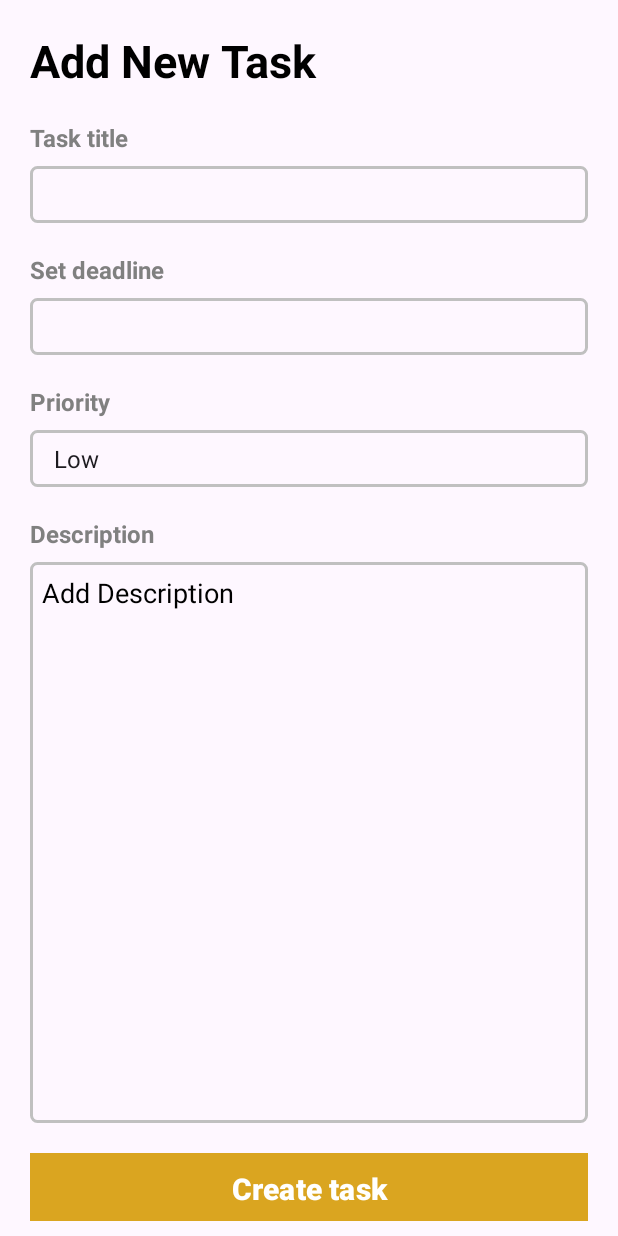
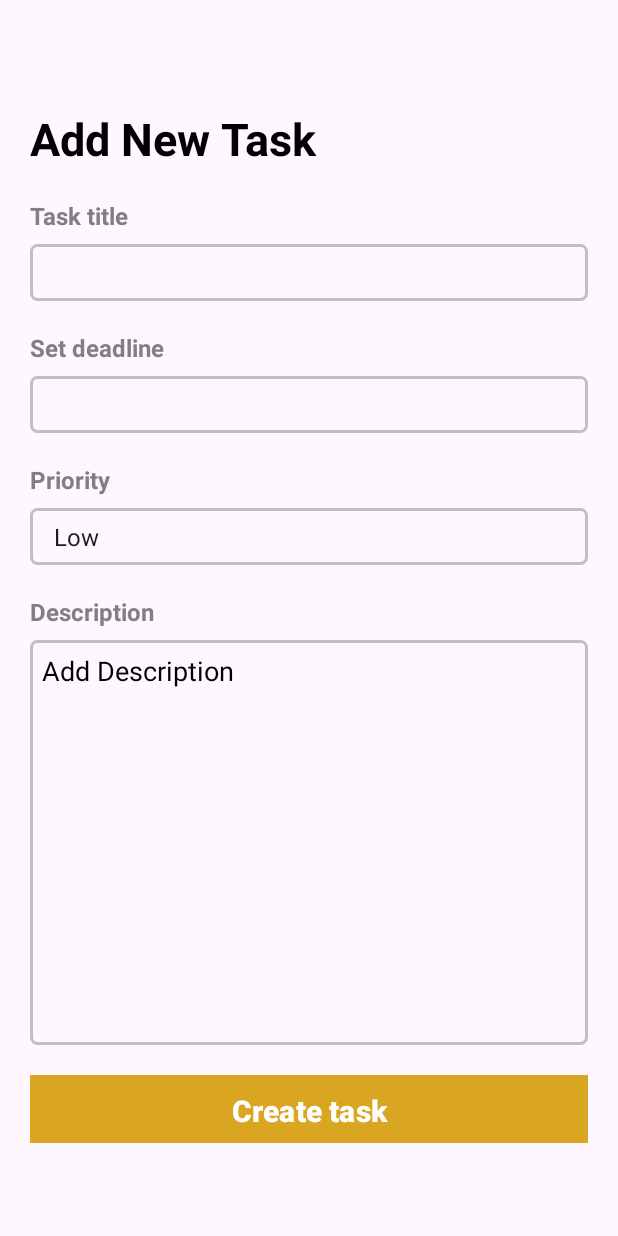
Before and after one commit to LordGum/P0010_ToDoApp, an Android app: the fragment AddToDoItemFragment placed in its activity, on a phone screen of 412 x 824 dp. Run offline under Robolectric (Android 15) with nearby library versions, the phone set to English and light mode, and no system bars; 6 statements that could not run were skipped.

Commit message:
add scrollView + solve problem with turn

```diff
--- a/app/src/main/res/layout-land/activity_main.xml
+++ b/app/src/main/res/layout-land/activity_main.xml
@@ -7,9 +7,10 @@
     tools:context=".presentation.main_activity.MainActivity">
 
     <androidx.recyclerview.widget.RecyclerView
-        android:id="@+id/rw"
+        android:id="@+id/rv"
         android:layout_width="0dp"
         android:layout_height="match_parent"
+        app:layoutManager="androidx.recyclerview.widget.LinearLayoutManager"
         app:layout_constraintBottom_toBottomOf="parent"
         app:layout_constraintEnd_toEndOf="@id/guideline_middle"
         app:layout_constraintStart_toStartOf="parent"
@@ -43,7 +44,7 @@
         android:layout_height="match_parent"
         app:layout_constraintBottom_toBottomOf="parent"
         app:layout_constraintEnd_toEndOf="parent"
-        app:layout_constraintStart_toEndOf="@+id/rw"
+        app:layout_constraintStart_toEndOf="@+id/rv"
         app:layout_constraintTop_toTopOf="parent" />
 
 </androidx.constraintlayout.widget.ConstraintLayout>
--- a/app/src/main/res/layout/activity_main.xml
+++ b/app/src/main/res/layout/activity_main.xml
@@ -5,6 +5,7 @@
     android:layout_width="match_parent"
     android:layout_height="match_parent"
     tools:context=".presentation.main_activity.MainActivity">
+
 
     <androidx.recyclerview.widget.RecyclerView
         android:id="@+id/rv"
--- a/app/src/main/res/layout/fragment_add_to_do_item.xml
+++ b/app/src/main/res/layout/fragment_add_to_do_item.xml
@@ -3,9 +3,23 @@
     xmlns:tools="http://schemas.android.com/tools"
     android:layout_width="match_parent"
     android:layout_height="match_parent"
+    android:fitsSystemWindows="true"
     xmlns:app="http://schemas.android.com/apk/res-auto"
     tools:context=".presentation.add_item_package.AddToDoItemFragment">
 
+    <ScrollView
+        android:layout_width="match_parent"
+        android:layout_height="match_parent"
+        android:fillViewport="true"
+        app:layout_constraintTop_toTopOf="parent"
+        app:layout_constraintBottom_toBottomOf="parent">
+        <LinearLayout
+            android:layout_width="match_parent"
+            android:layout_height="match_parent"
+            android:gravity="center"
+            app:layout_constraintTop_toTopOf="parent"
+            app:layout_constraintBottom_toBottomOf="parent"
+            android:orientation="vertical">
                 <TextView
                     android:id="@+id/main_title"
                     android:layout_width="match_parent"
@@ -23,7 +37,6 @@
                     android:textSize="30sp"
                     android:textStyle="bold"
                     android:textColor="@color/black"/>
-
                 <TextView
                     android:id="@+id/name_task"
 
@@ -32,7 +45,6 @@
 
                     android:text="@string/name_task"
                     style="@style/style_title" />
-
                 <EditText
                     android:id="@+id/et_task"
 
@@ -41,7 +53,6 @@
 
                     style="@style/style_context"
                     android:background="@drawable/style_edit_text"/>
-
                 <TextView
                     android:id="@+id/date_deadline"
 
@@ -50,7 +61,6 @@
 
                     android:text="@string/date_deadline_title"
                     style="@style/style_title"/>
-
                 <EditText
                     android:id="@+id/et_deadline"
 
@@ -59,7 +69,6 @@
 
                     style="@style/style_context"
                     android:background="@drawable/style_edit_text"/>
-
                 <TextView
                     android:id="@+id/name_priority"
 
@@ -68,7 +77,6 @@
 
                     android:text="@string/priority_title"
                     style="@style/style_title"/>
-
                 <Spinner
                     android:id="@+id/spinner_priority"
 
@@ -80,7 +88,6 @@
                     android:background="@drawable/style_edit_text"
 
                     android:entries="@array/types_of_priority"/>
-
                 <TextView
                     android:id="@+id/description_title"
 
@@ -89,11 +96,10 @@
 
                     android:text="@string/description_title"
                     style="@style/style_title"/>
-
                 <EditText
                     android:id="@+id/et_description"
                     android:layout_width="match_parent"
-        android:layout_height="0dp"
+                    android:layout_height="270dp"
 
                     app:layout_constraintTop_toBottomOf="@id/description_title"
                     app:layout_constraintStart_toStartOf="parent"
@@ -110,7 +116,6 @@
                     android:hint="@string/add_description"
                     android:gravity="start"
                     android:textColorHint="@color/black"/>
-
                 <Button
                     android:id="@+id/save_button"
                     android:layout_width="match_parent"
@@ -134,6 +139,7 @@
                     android:textSize="20sp"
 
                     android:clickable="true"/>
-
+        </LinearLayout>
+    </ScrollView>
 
 </androidx.constraintlayout.widget.ConstraintLayout>
```
Also changed, not shown: app/src/main/java/com/example/todo/presentation/main_activity/MainActivity.kt (+4 -6 lines). Lines whose indentation alone changed are shown as unchanged.
